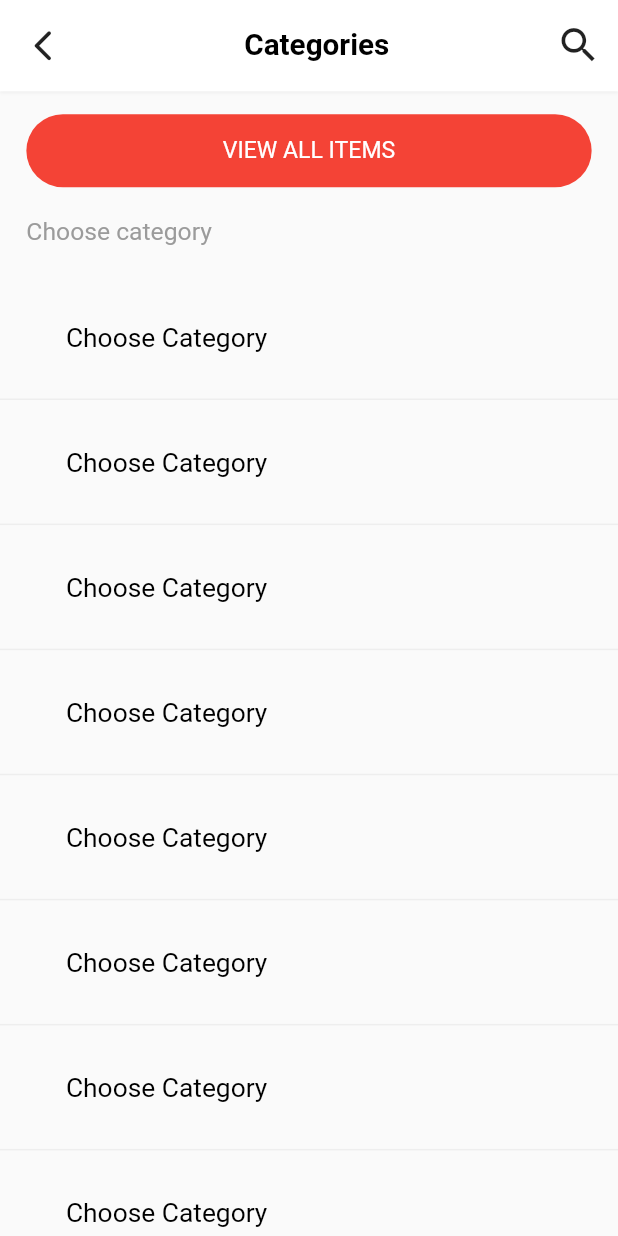
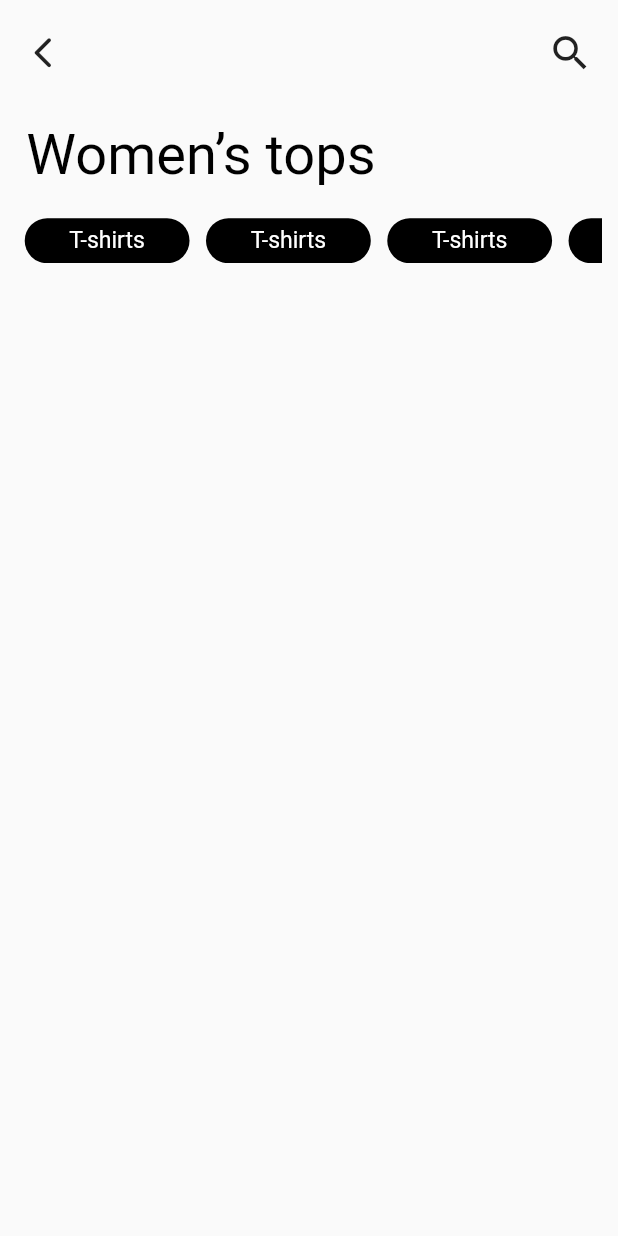
Before and after one commit to yasirbscs2020/e_commerce_app_fashion_sale, a Flutter app: the ChooseCategoryPage screen opened by its route, after a tap on "Choose Category", on a phone screen of 412 x 824 dp. Run offline on Flutter 3.47's test engine with Material 2 defaults, Android fonts, the phone set to English and light mode, and no system bars; our stand-ins replace flutter_screenutil, image_picker, smooth_star_rating.

Commit message:
catalog one screen

```diff
--- a/lib/core/route/routes.dart
+++ b/lib/core/route/routes.dart
@@ -1,6 +1,7 @@
 import 'package:e_commerce_app_fashion_sale/core/route/routes_names.dart';
 import 'package:e_commerce_app_fashion_sale/ui/anonymous/forgot_password.dart';
 import 'package:e_commerce_app_fashion_sale/ui/anonymous/sign_up/sign_up_screen.dart';
+import 'package:e_commerce_app_fashion_sale/ui/common/catalog/catalog_one_screen.dart';
 import 'package:e_commerce_app_fashion_sale/ui/common/categories/choose_category_screen.dart';
 import 'package:e_commerce_app_fashion_sale/ui/common/visual_search/visual_search_screen.dart';
 import 'package:e_commerce_app_fashion_sale/ui/dashboard/dashboard_screen.dart';
@@ -18,6 +19,7 @@ Map<String, WidgetBuilder> getAppRoutes() {
     RoutesName.forgotPassword: (context) => const ForgotPasswordPage(),
     RoutesName.dashboard: (context) => const DashBoardPage(),
     RoutesName.chooseCategory: (context) => const ChooseCategoryPage(),
+    RoutesName.catalogOneScreen: (context) => const CatalogOnePage(),
   };
 }
 
--- a/lib/core/route/routes_names.dart
+++ b/lib/core/route/routes_names.dart
@@ -6,4 +6,5 @@ class RoutesName {
   static const String forgotPassword = "/forgot_password";
   static const String dashboard = "/dashboard";
   static const String chooseCategory = "/choose_category";
+  static const String catalogOneScreen = "/catalog_one_screen";
 }
--- /dev/null
+++ b/lib/ui/common/catalog/catalog_one_screen.dart
@@ -0,0 +1,72 @@
+import 'package:e_commerce_app_fashion_sale/constants/colors.dart';
+import 'package:e_commerce_app_fashion_sale/widgets/common/buttons/back_button.dart';
+import 'package:e_commerce_app_fashion_sale/widgets/common/buttons/cms_primary_button.dart';
+import 'package:e_commerce_app_fashion_sale/widgets/common/text_styles/cms_text_style.dart';
+import 'package:flutter/material.dart';
+// ignore: depend_on_referenced_packages
+import 'package:flutter_screenutil/flutter_screenutil.dart';
+
+class CatalogOnePage extends StatelessWidget {
+  const CatalogOnePage({Key? key}) : super(key: key);
+
+  @override
+  Widget build(BuildContext context) {
+    return SafeArea(
+      child: Scaffold(
+        body: Column(
+          crossAxisAlignment: CrossAxisAlignment.start,
+          children: [
+            SizedBox(height: 20.h),
+            Row(
+              mainAxisAlignment: MainAxisAlignment.spaceBetween,
+              children: [
+                const CmsBackButton(),
+                Padding(
+                  padding: EdgeInsets.only(right: 15.w),
+                  child: Icon(Icons.search, size: 30.r),
+                ),
+              ],
+            ),
+            Padding(
+              padding: EdgeInsets.only(
+                  left: 16.w, right: 16.w, top: 30.h, bottom: 20.h),
+              child: Text(
+                'Women’s tops',
+                style: CmsTextStyle.getCustomTextStyle(fontSize: 34.sp),
+              ),
+            ),
+            Padding(
+              padding: EdgeInsets.symmetric(horizontal: 10.w),
+              child: SizedBox(
+                height: 30,
+                child: ListView.builder(
+                  scrollDirection: Axis.horizontal,
+                  shrinkWrap: true,
+                  itemCount: 10,
+                  itemBuilder: (context, index) {
+                    return Padding(
+                      padding: EdgeInsets.symmetric(horizontal: 5.w),
+                      child: CmsPrimaryButton(
+                        height: 30.h,
+                        width: 100.w,
+                        text: "T-shirts",
+                        color: ColorPathConstants.blackColor,
+                        textStyle: CmsTextStyle.getCustomTextStyle(
+                          color: ColorPathConstants.whiteColor,
+                          fontSize: 14.sp,
+                        ),
+                        onButtonPressed: () {
+                          // Navigator.pushNamed(context, RoutesName.signup);
+                        },
+                      ),
+                    );
+                  },
+                ),
+              ),
+            ),
+          ],
+        ),
+      ),
+    );
+  }
+}
--- a/lib/ui/common/categories/widget/choose_category_widget.dart
+++ b/lib/ui/common/categories/widget/choose_category_widget.dart
@@ -1,4 +1,5 @@
 import 'package:e_commerce_app_fashion_sale/constants/colors.dart';
+import 'package:e_commerce_app_fashion_sale/core/route/routes_names.dart';
 import 'package:e_commerce_app_fashion_sale/model/category/choose_category_model.dart';
 import 'package:e_commerce_app_fashion_sale/widgets/common/text_styles/cms_text_style.dart';
 import 'package:flutter/material.dart';
@@ -12,7 +13,7 @@ class ChooseCategoryWidget extends StatelessWidget {
   Widget build(BuildContext context) {
     return InkWell(
       onTap: () {
-        // Navigator.pushNamed(context, RoutesName.chooseCategory);
+        Navigator.pushNamed(context, RoutesName.catalogOneScreen);
       },
       child: Container(
         height: 80.h,
```
